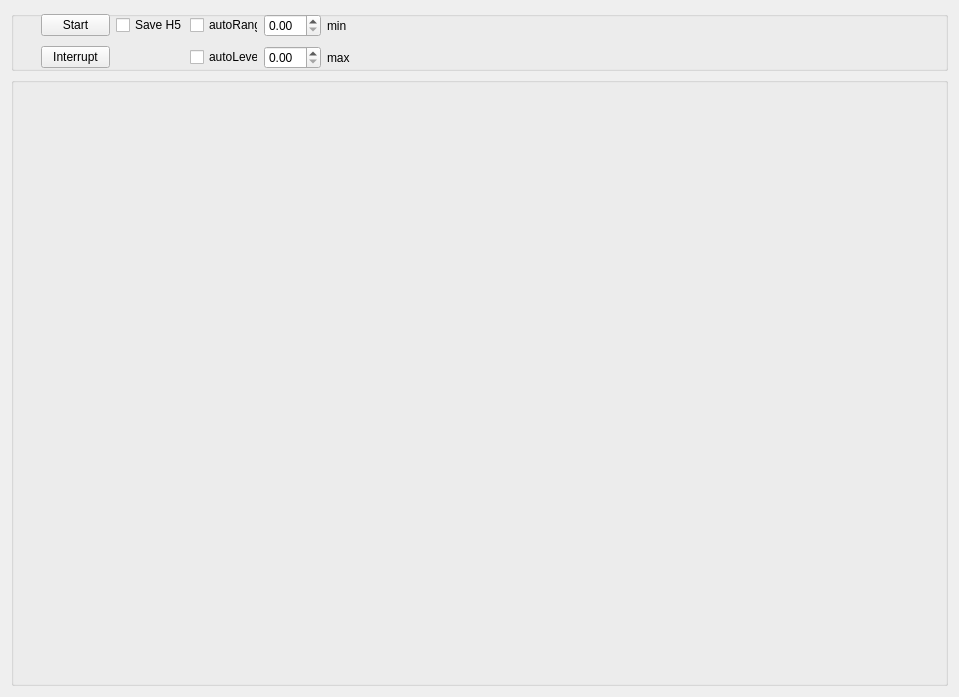
Qt form camera.ui (PolimiScopeFoundry/IDS_ScopeFoundry) before a commit.
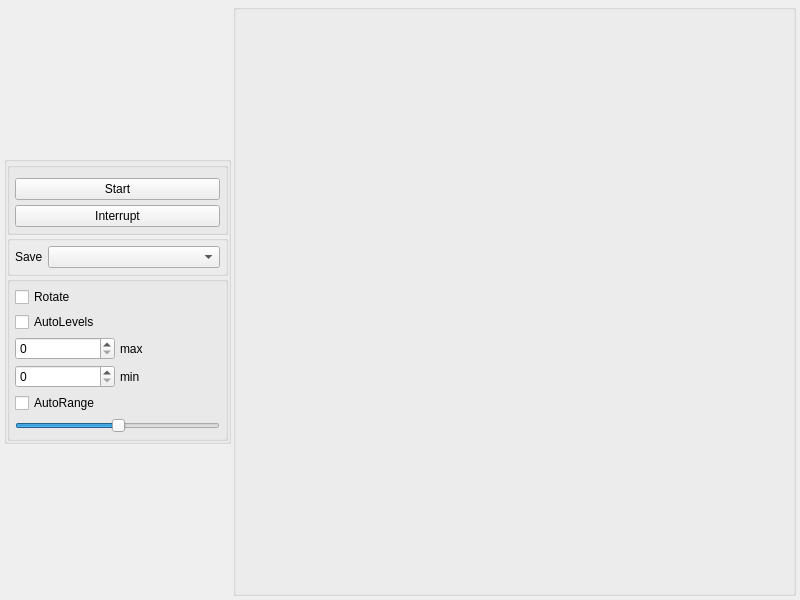
The same form after that commit.

```diff
--- a/camera.ui
+++ b/camera.ui
@@ -6,104 +6,408 @@
    <rect>
     <x>0</x>
     <y>0</y>
-    <width>959</width>
-    <height>697</height>
+    <width>800</width>
+    <height>600</height>
    </rect>
   </property>
+  <property name="sizePolicy">
+   <sizepolicy hsizetype="Minimum" vsizetype="Preferred">
+    <horstretch>0</horstretch>
+    <verstretch>0</verstretch>
+   </sizepolicy>
+  </property>
   <property name="windowTitle">
    <string>Form</string>
   </property>
-  <layout class="QGridLayout" name="gridLayout_2" rowstretch="0,1">
-   <item row="1" column="0">
-    <widget class="QGroupBox" name="image_groupBox">
-     <property name="title">
-      <string/>
-     </property>
-     <layout class="QHBoxLayout" name="horizontalLayout">
-      <item>
-       <layout class="QGridLayout" name="imageLayout"/>
-      </item>
-     </layout>
-    </widget>
-   </item>
-   <item row="0" column="0">
+  <layout class="QHBoxLayout" name="horizontalLayout">
+   <property name="spacing">
+    <number>2</number>
+   </property>
+   <property name="leftMargin">
+    <number>4</number>
+   </property>
+   <property name="topMargin">
+    <number>4</number>
+   </property>
+   <property name="rightMargin">
+    <number>4</number>
+   </property>
+   <property name="bottomMargin">
+    <number>4</number>
+   </property>
+   <item>
     <widget class="QGroupBox" name="settings_groupBox">
-     <property name="minimumSize">
+     <property name="enabled">
+      <bool>true</bool>
+     </property>
+     <property name="sizePolicy">
+      <sizepolicy hsizetype="Fixed" vsizetype="Fixed">
+       <horstretch>0</horstretch>
+       <verstretch>0</verstretch>
+      </sizepolicy>
+     </property>
+     <property name="sizeIncrement">
       <size>
        <width>0</width>
-       <height>60</height>
+       <height>0</height>
       </size>
      </property>
+     <property name="baseSize">
+      <size>
+       <width>100</width>
+       <height>400</height>
+      </size>
+     </property>
+     <property name="mouseTracking">
+      <bool>false</bool>
+     </property>
+     <property name="tabletTracking">
+      <bool>false</bool>
+     </property>
+     <property name="focusPolicy">
+      <enum>Qt::FocusPolicy::NoFocus</enum>
+     </property>
+     <property name="contextMenuPolicy">
+      <enum>Qt::ContextMenuPolicy::NoContextMenu</enum>
+     </property>
+     <property name="acceptDrops">
+      <bool>false</bool>
+     </property>
+     <property name="autoFillBackground">
+      <bool>false</bool>
+     </property>
      <property name="title">
       <string/>
      </property>
-     <widget class="QWidget" name="gridLayoutWidget_2">
-      <property name="geometry">
-       <rect>
-        <x>30</x>
-        <y>0</y>
-        <width>309</width>
-        <height>61</height>
-       </rect>
+     <property name="flat">
+      <bool>true</bool>
+     </property>
+     <layout class="QVBoxLayout" name="verticalLayout_2">
+      <property name="spacing">
+       <number>0</number>
       </property>
-      <layout class="QGridLayout" name="gridLayout">
-       <item row="0" column="0">
-        <widget class="QPushButton" name="start_pushButton">
-         <property name="text">
-          <string>Start</string>
+      <property name="leftMargin">
+       <number>0</number>
+      </property>
+      <property name="topMargin">
+       <number>0</number>
+      </property>
+      <property name="rightMargin">
+       <number>0</number>
+      </property>
+      <property name="bottomMargin">
+       <number>0</number>
+      </property>
+      <item>
+       <widget class="QGroupBox" name="buttons_groupBox">
+        <property name="title">
+         <string/>
+        </property>
+        <layout class="QVBoxLayout" name="verticalLayout" stretch="0,0,0">
+         <property name="spacing">
+          <number>5</number>
          </property>
-        </widget>
-       </item>
-       <item row="1" column="0">
-        <widget class="QPushButton" name="interrupt_pushButton">
-         <property name="text">
-          <string>Interrupt</string>
+         <property name="leftMargin">
+          <number>5</number>
          </property>
-        </widget>
-       </item>
-       <item row="0" column="3">
-        <widget class="QDoubleSpinBox" name="min_doubleSpinBox"/>
-       </item>
-       <item row="0" column="1">
-        <widget class="QCheckBox" name="save_h5_checkBox">
-         <property name="text">
-          <string>Save H5</string>
+         <property name="topMargin">
+          <number>5</number>
          </property>
-        </widget>
-       </item>
-       <item row="1" column="2">
-        <widget class="QCheckBox" name="autoLevels_checkbox">
-         <property name="text">
-          <string>autoLevels</string>
+         <property name="rightMargin">
+          <number>5</number>
          </property>
-        </widget>
-       </item>
-       <item row="0" column="2">
-        <widget class="QCheckBox" name="autoRange_checkbox">
-         <property name="text">
-          <string>autoRange</string>
+         <property name="bottomMargin">
+          <number>5</number>
          </property>
-        </widget>
-       </item>
-       <item row="1" column="3">
-        <widget class="QDoubleSpinBox" name="max_doubleSpinBox"/>
-       </item>
-       <item row="0" column="4">
-        <widget class="QLabel" name="level_max_label">
-         <property name="text">
-          <string>min</string>
+         <item>
+          <widget class="QFrame" name="frame">
+           <property name="frameShape">
+            <enum>QFrame::Shape::StyledPanel</enum>
+           </property>
+           <property name="frameShadow">
+            <enum>QFrame::Shadow::Raised</enum>
+           </property>
+          </widget>
+         </item>
+         <item>
+          <widget class="QPushButton" name="start_pushButton">
+           <property name="sizePolicy">
+            <sizepolicy hsizetype="Minimum" vsizetype="Preferred">
+             <horstretch>0</horstretch>
+             <verstretch>0</verstretch>
+            </sizepolicy>
+           </property>
+           <property name="text">
+            <string>Start</string>
+           </property>
+          </widget>
+         </item>
+         <item>
+          <widget class="QPushButton" name="interrupt_pushButton">
+           <property name="sizePolicy">
+            <sizepolicy hsizetype="Minimum" vsizetype="Preferred">
+             <horstretch>0</horstretch>
+             <verstretch>0</verstretch>
+            </sizepolicy>
+           </property>
+           <property name="text">
+            <string>Interrupt</string>
+           </property>
+          </widget>
+         </item>
+        </layout>
+       </widget>
+      </item>
+      <item>
+       <widget class="QGroupBox" name="saveGroupBox">
+        <property name="sizePolicy">
+         <sizepolicy hsizetype="Minimum" vsizetype="Preferred">
+          <horstretch>0</horstretch>
+          <verstretch>0</verstretch>
+         </sizepolicy>
+        </property>
+        <property name="minimumSize">
+         <size>
+          <width>221</width>
+          <height>0</height>
+         </size>
+        </property>
+        <property name="layoutDirection">
+         <enum>Qt::LayoutDirection::LeftToRight</enum>
+        </property>
+        <property name="autoFillBackground">
+         <bool>true</bool>
+        </property>
+        <layout class="QGridLayout" name="gridLayout_2">
+         <property name="leftMargin">
+          <number>5</number>
          </property>
-        </widget>
-       </item>
-       <item row="1" column="4">
-        <widget class="QLabel" name="level_min_label">
-         <property name="text">
-          <string>max</string>
+         <property name="topMargin">
+          <number>5</number>
          </property>
-        </widget>
-       </item>
-      </layout>
-     </widget>
+         <property name="rightMargin">
+          <number>5</number>
+         </property>
+         <property name="bottomMargin">
+          <number>5</number>
+         </property>
+         <property name="spacing">
+          <number>5</number>
+         </property>
+         <item row="0" column="1">
+          <widget class="QComboBox" name="save_comboBox">
+           <property name="sizePolicy">
+            <sizepolicy hsizetype="Minimum" vsizetype="Preferred">
+             <horstretch>1</horstretch>
+             <verstretch>0</verstretch>
+            </sizepolicy>
+           </property>
+          </widget>
+         </item>
+         <item row="0" column="0">
+          <widget class="QLabel" name="label">
+           <property name="sizePolicy">
+            <sizepolicy hsizetype="Minimum" vsizetype="Preferred">
+             <horstretch>0</horstretch>
+             <verstretch>0</verstretch>
+            </sizepolicy>
+           </property>
+           <property name="text">
+            <string>Save</string>
+           </property>
+          </widget>
+         </item>
+        </layout>
+       </widget>
+      </item>
+      <item>
+       <widget class="QGroupBox" name="levels_groupBox">
+        <property name="sizePolicy">
+         <sizepolicy hsizetype="Minimum" vsizetype="Preferred">
+          <horstretch>0</horstretch>
+          <verstretch>0</verstretch>
+         </sizepolicy>
+        </property>
+        <layout class="QGridLayout" name="autoscale_layout" rowstretch="0,0,0,0,0,0" columnstretch="0,0">
+         <property name="leftMargin">
+          <number>5</number>
+         </property>
+         <property name="topMargin">
+          <number>5</number>
+         </property>
+         <property name="rightMargin">
+          <number>5</number>
+         </property>
+         <property name="bottomMargin">
+          <number>5</number>
+         </property>
+         <property name="spacing">
+          <number>5</number>
+         </property>
+         <item row="2" column="1">
+          <widget class="QLabel" name="level_max_label">
+           <property name="text">
+            <string>max</string>
+           </property>
+          </widget>
+         </item>
+         <item row="2" column="0">
+          <widget class="QDoubleSpinBox" name="max_doubleSpinBox">
+           <property name="sizePolicy">
+            <sizepolicy hsizetype="Minimum" vsizetype="Preferred">
+             <horstretch>0</horstretch>
+             <verstretch>0</verstretch>
+            </sizepolicy>
+           </property>
+           <property name="wrapping">
+            <bool>false</bool>
+           </property>
+           <property name="decimals">
+            <number>0</number>
+           </property>
+           <property name="maximum">
+            <double>1000000000.000000000000000</double>
+           </property>
+          </widget>
+         </item>
+         <item row="1" column="0">
+          <widget class="QCheckBox" name="autoLevels_checkbox">
+           <property name="text">
+            <string>AutoLevels</string>
+           </property>
+          </widget>
+         </item>
+         <item row="3" column="1">
+          <widget class="QLabel" name="level_min_label">
+           <property name="text">
+            <string>min</string>
+           </property>
+          </widget>
+         </item>
+         <item row="5" column="0" colspan="2">
+          <widget class="QSlider" name="zoomSlider">
+           <property name="sizePolicy">
+            <sizepolicy hsizetype="Preferred" vsizetype="Preferred">
+             <horstretch>0</horstretch>
+             <verstretch>0</verstretch>
+            </sizepolicy>
+           </property>
+           <property name="value">
+            <number>50</number>
+           </property>
+           <property name="orientation">
+            <enum>Qt::Orientation::Horizontal</enum>
+           </property>
+          </widget>
+         </item>
+         <item row="4" column="0">
+          <widget class="QCheckBox" name="autoRange_checkbox">
+           <property name="sizePolicy">
+            <sizepolicy hsizetype="Minimum" vsizetype="Preferred">
+             <horstretch>0</horstretch>
+             <verstretch>0</verstretch>
+            </sizepolicy>
+           </property>
+           <property name="text">
+            <string>AutoRange</string>
+           </property>
+          </widget>
+         </item>
+         <item row="3" column="0">
+          <widget class="QDoubleSpinBox" name="min_doubleSpinBox">
+           <property name="sizePolicy">
+            <sizepolicy hsizetype="Minimum" vsizetype="Preferred">
+             <horstretch>0</horstretch>
+             <verstretch>0</verstretch>
+            </sizepolicy>
+           </property>
+           <property name="showGroupSeparator" stdset="0">
+            <bool>false</bool>
+           </property>
+           <property name="decimals">
+            <number>0</number>
+           </property>
+           <property name="maximum">
+            <double>10000000000000.000000000000000</double>
+           </property>
+          </widget>
+         </item>
+         <item row="0" column="0">
+          <widget class="QCheckBox" name="rotate_checkBox">
+           <property name="text">
+            <string>Rotate</string>
+           </property>
+          </widget>
+         </item>
+        </layout>
+       </widget>
+      </item>
+      <item>
+       <widget class="QFrame" name="frame_2">
+        <property name="frameShape">
+         <enum>QFrame::Shape::StyledPanel</enum>
+        </property>
+        <property name="frameShadow">
+         <enum>QFrame::Shadow::Raised</enum>
+        </property>
+       </widget>
+      </item>
+     </layout>
+    </widget>
+   </item>
+   <item>
+    <widget class="QGroupBox" name="image_groupBox">
+     <property name="enabled">
+      <bool>true</bool>
+     </property>
+     <property name="sizePolicy">
+      <sizepolicy hsizetype="Preferred" vsizetype="Preferred">
+       <horstretch>1</horstretch>
+       <verstretch>1</verstretch>
+      </sizepolicy>
+     </property>
+     <property name="autoFillBackground">
+      <bool>false</bool>
+     </property>
+     <property name="title">
+      <string/>
+     </property>
+     <property name="flat">
+      <bool>false</bool>
+     </property>
+     <property name="checkable">
+      <bool>false</bool>
+     </property>
+     <layout class="QHBoxLayout" name="horizontalLayout_2" stretch="0">
+      <property name="spacing">
+       <number>0</number>
+      </property>
+      <property name="sizeConstraint">
+       <enum>QLayout::SizeConstraint::SetDefaultConstraint</enum>
+      </property>
+      <property name="leftMargin">
+       <number>0</number>
+      </property>
+      <property name="topMargin">
+       <number>0</number>
+      </property>
+      <property name="rightMargin">
+       <number>0</number>
+      </property>
+      <property name="bottomMargin">
+       <number>0</number>
+      </property>
+      <item>
+       <layout class="QVBoxLayout" name="image_layout">
+        <property name="spacing">
+         <number>0</number>
+        </property>
+        <property name="sizeConstraint">
+         <enum>QLayout::SizeConstraint::SetDefaultConstraint</enum>
+        </property>
+       </layout>
+      </item>
+     </layout>
     </widget>
    </item>
   </layout>
```
Left out of the diff: 3 changed lines with no effect on the pictures.
